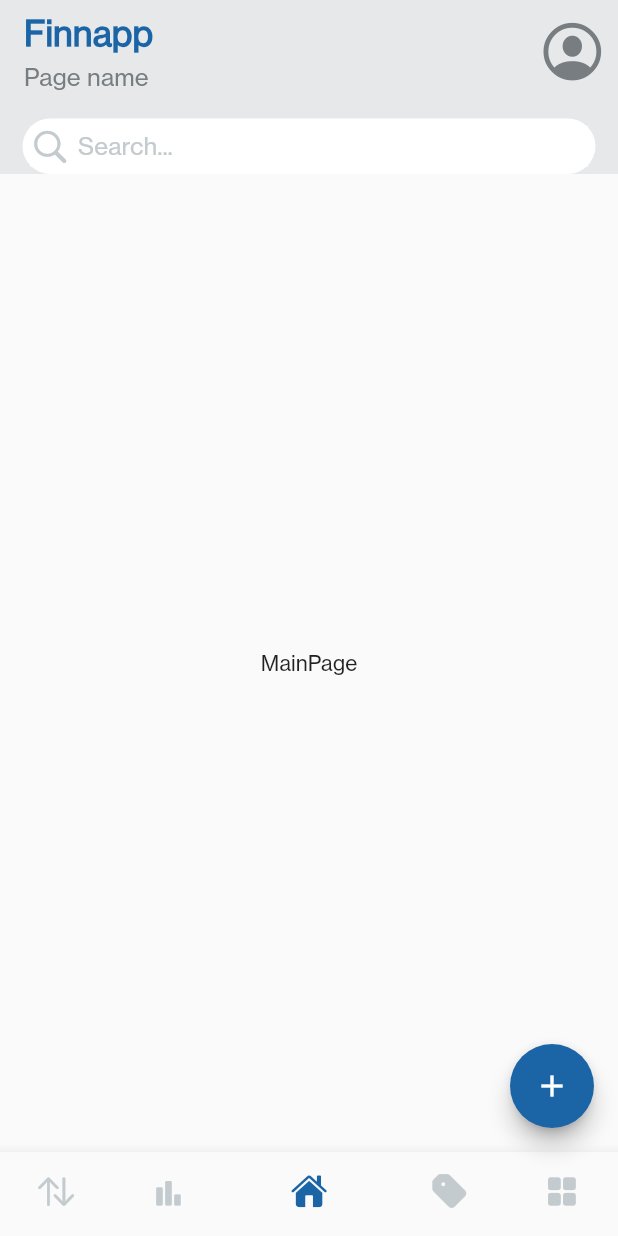
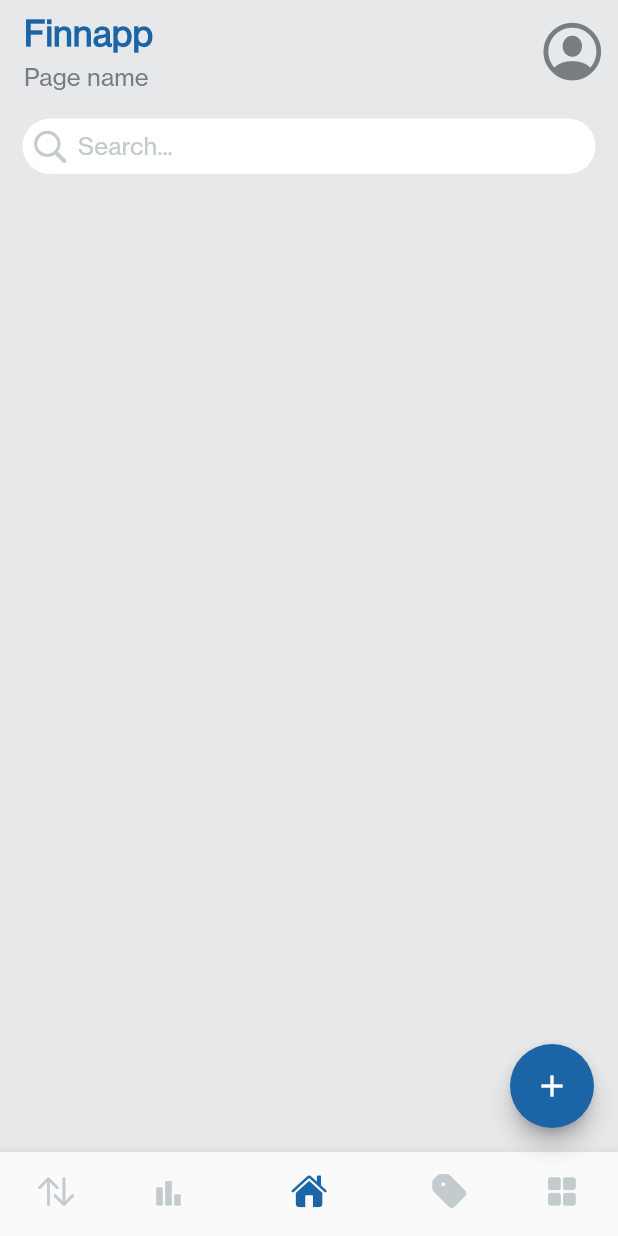
Before and after one commit to iamtonycabrera/finnapp-app, a Flutter app: the screen it shows after launch, on a phone screen of 412 x 824 dp. Run offline on Flutter 3.47's test engine with Material 2 defaults, Android fonts, the phone set to English and light mode, and no system bars; our stand-ins replace flutter_secure_storage; generated files the repository leaves out were written again.

Commit message:
Setted background color

```diff
--- a/lib/pages/main/cards/cards_page.dart
+++ b/lib/pages/main/cards/cards_page.dart
@@ -1,3 +1,4 @@
+import 'package:finnapp/constants/color_constants.dart';
 import 'package:flutter/material.dart';
 
 class CardPage extends StatelessWidget {
@@ -6,6 +7,7 @@ class CardPage extends StatelessWidget {
   @override
   Widget build(BuildContext context) {
     return const Scaffold(
+      backgroundColor: ColorConstants.GREY,
       body: Center(
         child: Text('CardPage'),
       ),
--- a/lib/pages/main/categories/categories_page.dart
+++ b/lib/pages/main/categories/categories_page.dart
@@ -1,3 +1,4 @@
+import 'package:finnapp/constants/color_constants.dart';
 import 'package:flutter/material.dart';
 
 class CategoriesPage extends StatelessWidget {
@@ -6,6 +7,7 @@ class CategoriesPage extends StatelessWidget {
   @override
   Widget build(BuildContext context) {
     return const Scaffold(
+      backgroundColor: ColorConstants.GREY,
       body: Center(
         child: Text('CategoriesPage'),
       ),
--- a/lib/pages/main/main/main_page.dart
+++ b/lib/pages/main/main/main_page.dart
@@ -1,3 +1,4 @@
+import 'package:finnapp/constants/color_constants.dart';
 import 'package:flutter/material.dart';
 
 class MainPage extends StatelessWidget {
@@ -5,9 +6,12 @@ class MainPage extends StatelessWidget {
 
   @override
   Widget build(BuildContext context) {
-    return const Scaffold(
-      body: Center(
-        child: Text('MainPage'),
+    return Scaffold(
+      backgroundColor: ColorConstants.GREY,
+      body: SingleChildScrollView(
+        child: Column(
+          children: [],
+        ),
       ),
     );
   }
--- a/lib/pages/main/more_options/more_options_page.dart
+++ b/lib/pages/main/more_options/more_options_page.dart
@@ -1,3 +1,4 @@
+import 'package:finnapp/constants/color_constants.dart';
 import 'package:flutter/material.dart';
 
 class MoreOptionsPage extends StatelessWidget {
@@ -6,6 +7,7 @@ class MoreOptionsPage extends StatelessWidget {
   @override
   Widget build(BuildContext context) {
     return const Scaffold(
+      backgroundColor: ColorConstants.GREY,
       body: Center(
         child: Text('MoreOptionsPage'),
       ),
--- a/lib/pages/main/statics/statics_page.dart
+++ b/lib/pages/main/statics/statics_page.dart
@@ -1,3 +1,4 @@
+import 'package:finnapp/constants/color_constants.dart';
 import 'package:flutter/material.dart';
 
 class StaticsPage extends StatelessWidget {
@@ -6,6 +7,7 @@ class StaticsPage extends StatelessWidget {
   @override
   Widget build(BuildContext context) {
     return const Scaffold(
+      backgroundColor: ColorConstants.GREY,
       body: Center(
         child: Text('StaticsPage'),
       ),
--- a/lib/pages/main/transactions/transactions_page.dart
+++ b/lib/pages/main/transactions/transactions_page.dart
@@ -1,3 +1,4 @@
+import 'package:finnapp/constants/color_constants.dart';
 import 'package:flutter/material.dart';
 
 class TransactionsPage extends StatelessWidget {
@@ -6,6 +7,7 @@ class TransactionsPage extends StatelessWidget {
   @override
   Widget build(BuildContext context) {
     return const Scaffold(
+      backgroundColor: ColorConstants.GREY,
       body: Center(
         child: Text('TransactionsPage'),
       ),
```
